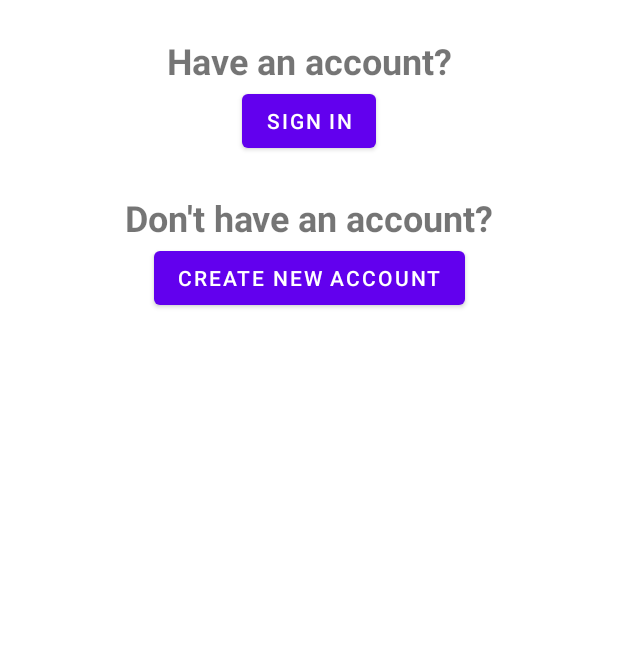
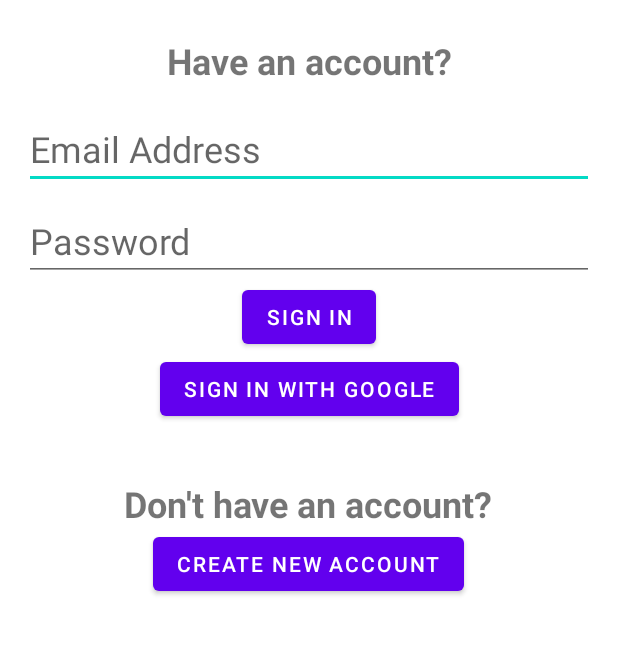
Before and after one commit to Nyandago/CannySocial, an Android app: the screen it shows after launch (MainActivity), on a phone screen of 412 x 824 dp, the part 294-949 px from its top. Run offline under Robolectric (Android 15) with nearby library versions, the phone set to English and light mode, and no system bars.

Commit message:
Welcome Screen Fragment

```diff
--- a/app/src/main/java/com/cannybits/cannysocial/SignUpFragment.kt
+++ b/app/src/main/java/com/cannybits/cannysocial/SignUpFragment.kt
@@ -53,7 +53,7 @@ class SignUpFragment : Fragment() {
                         val user = task.result!!.user
                        Log.d("User","Success: Added user ="+user.toString())
                     } else {
-                        Log.d("User","Add Failed")
+                        Log.d("User","Add Failed: $task")
                     }
                 }
         }
--- a/app/src/main/java/com/cannybits/cannysocial/WelcomeFragment.kt
+++ b/app/src/main/java/com/cannybits/cannysocial/WelcomeFragment.kt
@@ -19,7 +19,7 @@ class WelcomeFragment : Fragment() {
       val view = inflater.inflate(R.layout.fragment_welcome, container, false)
 
         view.btnToSignInPage.setOnClickListener {
-            Navigation.findNavController(view).navigate(R.id.action_welcomeFragment_to_loginFragment)
+           // to Signing in
         }
 
         view.btnToSignUpPage.setOnClickListener {
--- a/app/src/main/res/layout/fragment_welcome.xml
+++ b/app/src/main/res/layout/fragment_welcome.xml
@@ -38,31 +38,73 @@
         android:layout_height="wrap_content"
         android:text="Sign In"
         app:layout_constraintEnd_toEndOf="parent"
-        app:layout_constraintHorizontal_bias="0.5"
         app:layout_constraintStart_toStartOf="parent"
-        app:layout_constraintTop_toBottomOf="@+id/tvSignIn" />
+        app:layout_constraintTop_toBottomOf="@+id/etPasswordSignIn" />
 
     <TextView
         android:id="@+id/tvSignUp"
         android:layout_width="wrap_content"
         android:layout_height="wrap_content"
-        android:layout_marginTop="24dp"
+        android:layout_marginTop="36dp"
         android:text="@string/sign_up_note"
         android:textSize="24sp"
         android:textStyle="bold"
         app:layout_constraintEnd_toEndOf="parent"
-        app:layout_constraintHorizontal_bias="0.5"
+        app:layout_constraintHorizontal_bias="0.496"
         app:layout_constraintStart_toStartOf="parent"
-        app:layout_constraintTop_toBottomOf="@+id/btnToSignInPage" />
+        app:layout_constraintTop_toBottomOf="@+id/button" />
 
     <Button
         android:id="@+id/btnToSignUpPage"
         android:layout_width="wrap_content"
         android:layout_height="wrap_content"
         android:text="Create New Account"
+        app:layout_constraintBottom_toBottomOf="parent"
+        app:layout_constraintEnd_toEndOf="parent"
+        app:layout_constraintHorizontal_bias="0.497"
+        app:layout_constraintStart_toStartOf="parent"
+        app:layout_constraintTop_toBottomOf="@+id/tvSignUp"
+        app:layout_constraintVertical_bias="0.0" />
+
+    <EditText
+        android:id="@+id/etEmailSignIn"
+        android:layout_width="0dp"
+        android:layout_height="wrap_content"
+        android:layout_marginStart="16dp"
+        android:layout_marginTop="16dp"
+        android:layout_marginEnd="16dp"
+        android:ems="10"
+        android:hint="Email Address"
+        android:textSize="24sp"
+        android:inputType="textEmailAddress"
+        app:layout_constraintEnd_toEndOf="parent"
+        app:layout_constraintStart_toStartOf="parent"
+        app:layout_constraintTop_toBottomOf="@+id/tvSignIn"
+        tools:ignore="TouchTargetSizeCheck" />
+
+    <EditText
+        android:id="@+id/etPasswordSignIn"
+        android:layout_width="0dp"
+        android:layout_height="wrap_content"
+        android:layout_marginStart="16dp"
+        android:layout_marginTop="8dp"
+        android:layout_marginEnd="16dp"
+        android:hint="Password"
+        android:ems="10"
+        android:textSize="24sp"
+        android:inputType="textPassword"
         app:layout_constraintEnd_toEndOf="parent"
         app:layout_constraintHorizontal_bias="0.5"
         app:layout_constraintStart_toStartOf="parent"
-        app:layout_constraintTop_toBottomOf="@+id/tvSignUp" />
+        app:layout_constraintTop_toBottomOf="@+id/etEmailSignIn" />
+
+    <Button
+        android:id="@+id/button"
+        android:layout_width="wrap_content"
+        android:layout_height="wrap_content"
+        android:text="Sign In With Google"
+        app:layout_constraintEnd_toEndOf="parent"
+        app:layout_constraintStart_toStartOf="parent"
+        app:layout_constraintTop_toBottomOf="@+id/btnToSignInPage" />
 
 </androidx.constraintlayout.widget.ConstraintLayout>
```
Also changed, not shown: app/src/main/res/layout/fragment_login.xml (deleted, +0 -83 lines).
